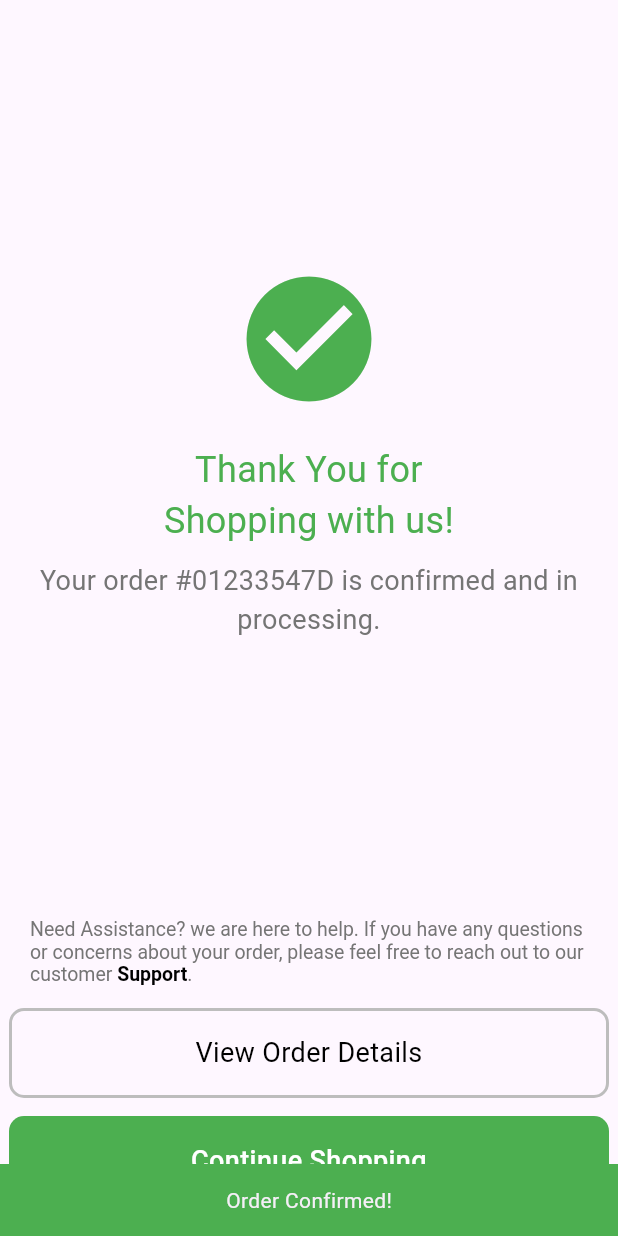
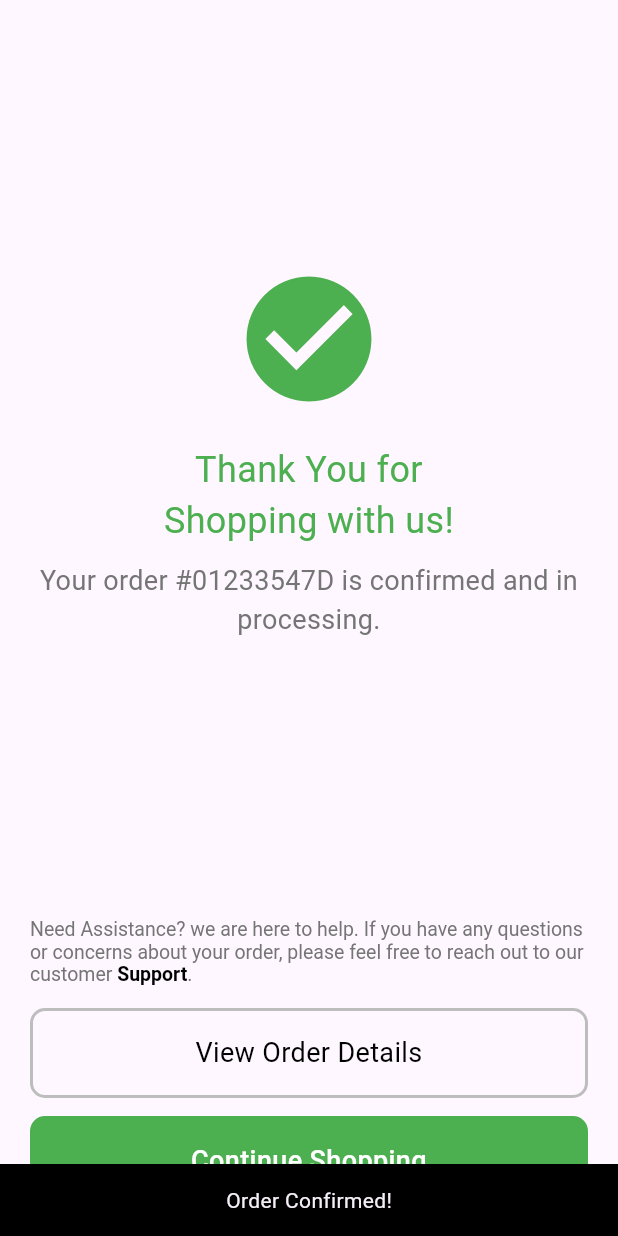
Before and after one commit to JoelBlessAddo/salonika, a Flutter app: the Checkout screen opened directly, after a tap on "Place Order", on a phone screen of 412 x 824 dp. Run offline on Flutter 3.47's test engine with Material 3 defaults, Android fonts, the phone set to English and light mode, and no system bars; our stand-ins replace iconly, image_picker.

Commit message:
check-out toast changed

```diff
--- a/lib/features/cart/view/widgets/check_out_page.dart
+++ b/lib/features/cart/view/widgets/check_out_page.dart
@@ -256,7 +256,7 @@ class _CheckoutState extends State<Checkout> {
                   );
                   ScaffoldMessenger.of(context).showSnackBar(
                     const SnackBar(
-                      backgroundColor: Colors.green,
+                      backgroundColor: Colors.black,
                       content: Center(child: Text("Order Confirmed!")),
                     ),
                   );
--- a/lib/utils/thank_you_page.dart
+++ b/lib/utils/thank_you_page.dart
@@ -65,6 +65,8 @@ class ThankYou extends StatelessWidget {
             children: [
               GestureDetector(
                 onTap: () {},
+                child: Padding(
+                  padding: const EdgeInsets.symmetric(horizontal: 20.0),
                   child: Container(
                     height: 60,
                     width: 400,
@@ -85,6 +87,7 @@ class ThankYou extends StatelessWidget {
                     ),
                   ),
                 ),
+              ),
               const SizedBox(height: 12),
               GestureDetector(
                 onTap: () {
@@ -93,6 +96,8 @@ class ThankYou extends StatelessWidget {
                     MaterialPageRoute(builder: (context) => const BottomNav()),
                   );
                 },
+                child: Padding(
+                  padding: const EdgeInsets.symmetric(horizontal: 20.0),
                   child: Container(
                     height: 60,
                     width: 400,
@@ -113,6 +118,7 @@ class ThankYou extends StatelessWidget {
                     ),
                   ),
                 ),
+              ),
             ],
           ),
           const SizedBox(height: 20),
```
Also changed, not shown: lib/features/auth/login/view/login.dart (+6 -2 lines), lib/screens/cart_page.dart (added, +16 -0 lines). Lines whose indentation alone changed are shown as unchanged.
